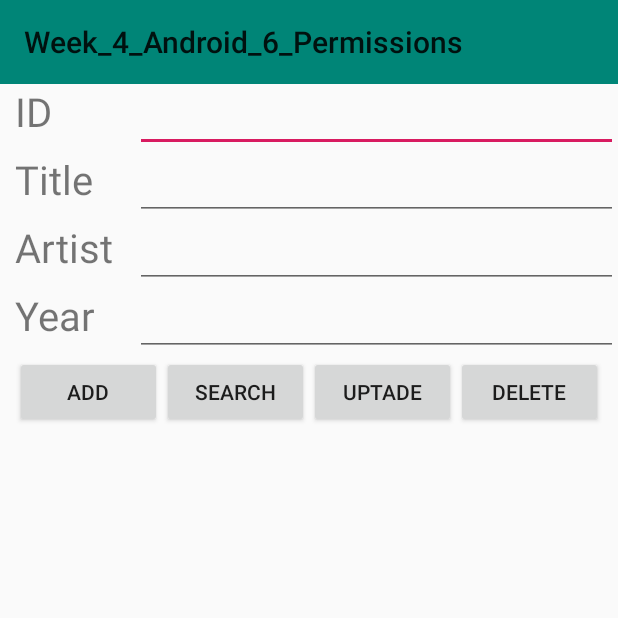
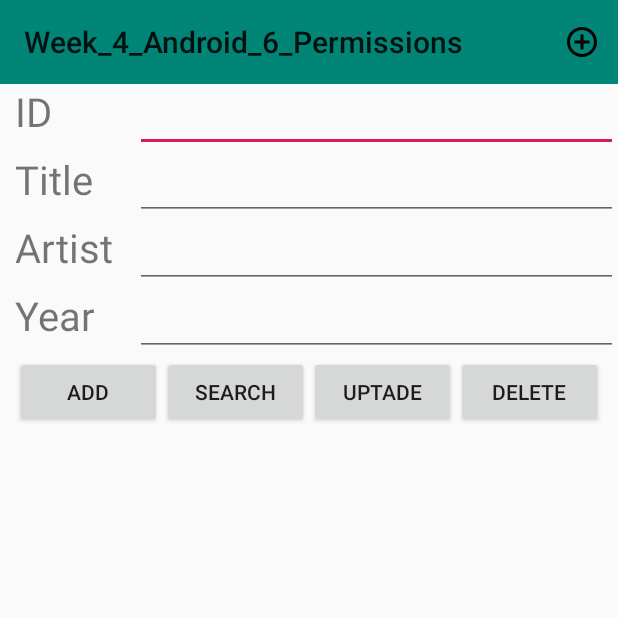
Before and after one commit to Keresoro/Week_3_Databases_SQLite, an Android app: the screen it shows after launch (MainActivity), on a phone screen of 412 x 824 dp, the top half of it. Run offline under Robolectric (Android 15) with nearby library versions, the phone set to English and light mode, and no system bars; libraries missing offline, so code that uses them is left out: com.example.

```diff
--- a/app/src/main/java/com/example/Week_3_Databases_SQLite/MainActivity.kt
+++ b/app/src/main/java/com/example/Week_3_Databases_SQLite/MainActivity.kt
@@ -2,6 +2,7 @@ package com.example.Week_3_Databases_SQLite
 
 import android.support.v7.app.AppCompatActivity
 import android.os.Bundle
+import android.view.Menu
 import android.widget.Toast
 import kotlinx.android.synthetic.main.activity_main.*
 
@@ -42,4 +43,9 @@ class MainActivity : AppCompatActivity() {
             val delete = helper.delete(id)
         }
     }
+    override fun onCreateOptionsMenu(menu: Menu?): Boolean {
+        val inflater = menuInflater
+        inflater.inflate(R.menu.menu, menu)
+        return super.onCreateOptionsMenu(menu)
+    }
 }
--- /dev/null
+++ b/app/src/main/res/drawable/ic_add_black_24dp.xml
@@ -0,0 +1,4 @@
+<vector android:height="50dp" android:viewportHeight="24.0"
+    android:viewportWidth="24.0" android:width="50dp" xmlns:android="http://schemas.android.com/apk/res/android">
+    <path android:fillColor="#FF000000" android:pathData="M19,13h-6v6h-2v-6H5v-2h6V5h2v6h6v2z"/>
+</vector>
--- /dev/null
+++ b/app/src/main/res/drawable/ic_add_circle_outline_black_24dp.xml
@@ -0,0 +1,9 @@
+<vector xmlns:android="http://schemas.android.com/apk/res/android"
+        android:width="24dp"
+        android:height="24dp"
+        android:viewportWidth="24.0"
+        android:viewportHeight="24.0">
+    <path
+        android:fillColor="#FF000000"
+        android:pathData="M13,7h-2v4L7,11v2h4v4h2v-4h4v-2h-4L13,7zM12,2C6.48,2 2,6.48 2,12s4.48,10 10,10 10,-4.48 10,-10S17.52,2 12,2zM12,20c-4.41,0 -8,-3.59 -8,-8s3.59,-8 8,-8 8,3.59 8,8 -3.59,8 -8,8z"/>
+</vector>
--- /dev/null
+++ b/app/src/main/res/menu/menu.xml
@@ -0,0 +1,8 @@
+<?xml version="1.0" encoding="utf-8"?>
+<menu xmlns:android="http://schemas.android.com/apk/res/android" xmlns:app="http://schemas.android.com/apk/res-auto">
+    <item android:title=""
+          android:id="@+id/Add"
+          android:icon="@drawable/ic_add_circle_outline_black_24dp"
+          app:showAsAction="ifRoom"/>
+
+</menu>
```
Also changed, not shown: app/src/main/res/drawable/ic_add_circle_black_24dp.xml (added, +9 -0 lines).
